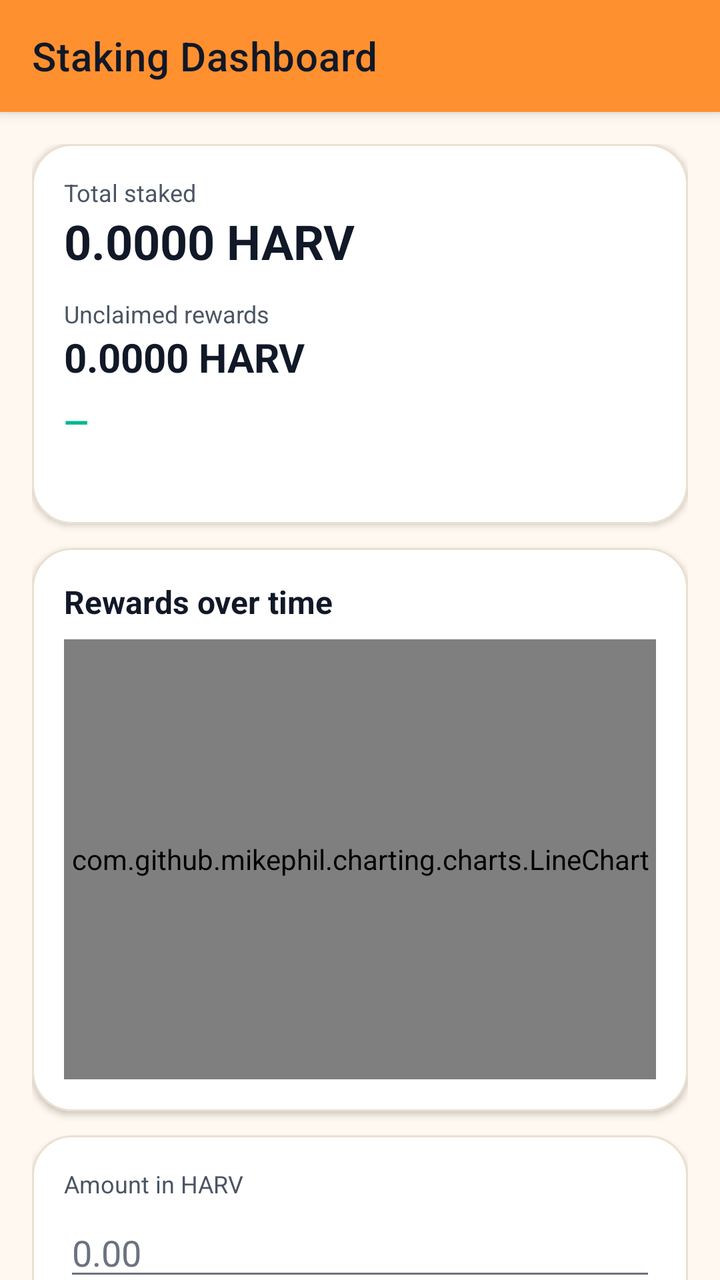
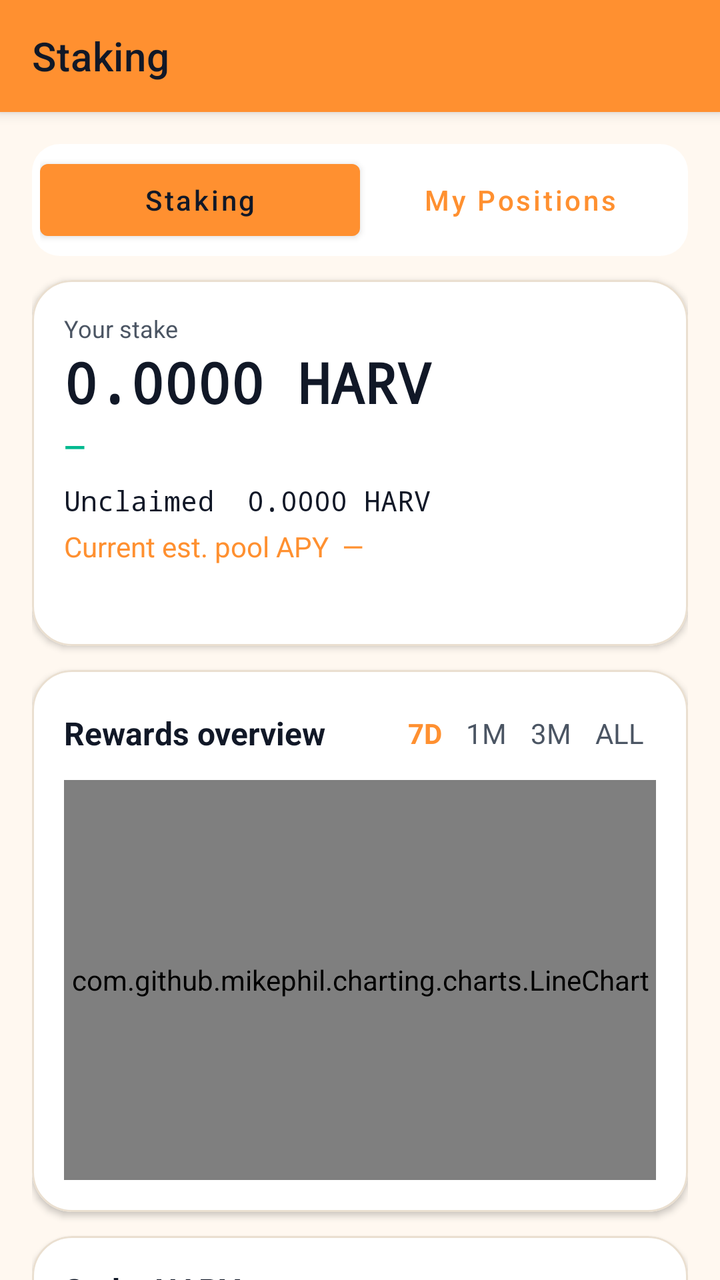

The first picture is an Android layout as it rendered before a commit; the second is the same layout after the commit. The layout source and the unified diff follow.
<!-- AndroidManifest.xml: application theme AppTheme -->
<!-- res/layout/activity_staking_dashboard.xml -->
<androidx.coordinatorlayout.widget.CoordinatorLayout
	xmlns:android="http://schemas.android.com/apk/res/android"
	xmlns:app="http://schemas.android.com/apk/res-auto"
	android:id="@+id/_coordinator"
	android:layout_width="match_parent"
	android:layout_height="match_parent"
	android:background="@color/colorBackground">
	<com.google.android.material.appbar.AppBarLayout
		android:id="@+id/_app_bar"
		android:layout_width="match_parent"
		android:layout_height="wrap_content"
		android:theme="@style/AppTheme.AppBarOverlay">
		<androidx.appcompat.widget.Toolbar
			android:id="@+id/_toolbar"
			android:layout_width="match_parent"
			android:layout_height="?attr/actionBarSize"
			android:background="?attr/appBarColor"
			app:title="Staking Dashboard"
			app:popupTheme="@style/AppTheme.PopupOverlay" />
	</com.google.android.material.appbar.AppBarLayout>
	<androidx.core.widget.NestedScrollView
		android:layout_width="match_parent"
		android:layout_height="match_parent"
		android:fillViewport="true"
		android:overScrollMode="never"
		app:layout_behavior="@string/appbar_scrolling_view_behavior">
		<LinearLayout
			android:layout_width="match_parent"
			android:layout_height="wrap_content"
			android:orientation="vertical"
			android:padding="16dp"
			android:paddingBottom="32dp">
			<com.google.android.material.card.MaterialCardView
				android:layout_width="match_parent"
				android:layout_height="wrap_content"
				app:cardBackgroundColor="@color/colorSurface"
				app:cardCornerRadius="20dp"
				app:cardElevation="2dp"
				app:strokeWidth="1dp"
				app:strokeColor="@color/colorCardStroke">
				<LinearLayout
					android:layout_width="match_parent"
					android:layout_height="wrap_content"
					android:orientation="vertical"
					android:padding="16dp">
					<TextView
						android:layout_width="match_parent"
						android:layout_height="wrap_content"
						android:text="Total staked"
						android:textSize="12sp"
						android:textColor="@color/colorTextSecondary" />
					<TextView
						android:id="@+id/tv_staked"
						android:layout_width="match_parent"
						android:layout_height="wrap_content"
						android:text="0.0000 HARV"
						android:textSize="24sp"
						android:textStyle="bold"
						android:textColor="@color/colorTextPrimary" />
					<TextView
						android:layout_width="match_parent"
						android:layout_height="wrap_content"
						android:layout_marginTop="12dp"
						android:text="Unclaimed rewards"
						android:textSize="12sp"
						android:textColor="@color/colorTextSecondary" />
					<TextView
						android:id="@+id/tv_unclaimed"
						android:layout_width="match_parent"
						android:layout_height="wrap_content"
						android:text="0.0000 HARV"
						android:textSize="20sp"
						android:textStyle="bold"
						android:textColor="@color/colorTextPrimary" />
					<TextView
						android:id="@+id/tv_daily_pct"
						android:layout_width="match_parent"
						android:layout_height="wrap_content"
						android:layout_marginTop="8dp"
						android:text="—"
						android:textSize="16sp"
						android:textStyle="bold"
						android:textColor="@color/colorSuccess" />
					<TextView
						android:id="@+id/tv_pool"
						android:layout_width="match_parent"
						android:layout_height="wrap_content"
						android:layout_marginTop="8dp"
						android:textSize="12sp"
						android:textColor="@color/colorTextSecondary" />
				</LinearLayout>
			</com.google.android.material.card.MaterialCardView>
			<com.google.android.material.card.MaterialCardView
				android:layout_width="match_parent"
				android:layout_height="wrap_content"
				android:layout_marginTop="12dp"
				app:cardBackgroundColor="@color/colorSurface"
				app:cardCornerRadius="20dp"
				app:cardElevation="2dp"
				app:strokeWidth="1dp"
				app:strokeColor="@color/colorCardStroke">
				<LinearLayout
					android:layout_width="match_parent"
					android:layout_height="wrap_content"
					android:orientation="vertical"
					android:padding="16dp">
					<TextView
						android:layout_width="match_parent"
						android:layout_height="wrap_content"
						android:text="Rewards over time"
						android:textSize="16sp"
						android:textStyle="bold"
						android:textColor="@color/colorTextPrimary" />
					<com.github.mikephil.charting.charts.LineChart
						android:id="@+id/reward_chart"
						android:layout_width="match_parent"
						android:layout_height="220dp"
						android:layout_marginTop="8dp" />
				</LinearLayout>
			</com.google.android.material.card.MaterialCardView>
			<com.google.android.material.card.MaterialCardView
				android:layout_width="match_parent"
				android:layout_height="wrap_content"
				android:layout_marginTop="12dp"
				app:cardBackgroundColor="@color/colorSurface"
				app:cardCornerRadius="20dp"
				app:cardElevation="2dp"
				app:strokeWidth="1dp"
				app:strokeColor="@color/colorCardStroke">
				<LinearLayout
					android:layout_width="match_parent"
					android:layout_height="wrap_content"
					android:orientation="vertical"
					android:padding="16dp">
					<TextView
						android:layout_width="match_parent"
						android:layout_height="wrap_content"
						android:text="Amount in HARV"
						android:textSize="12sp"
						android:textColor="@color/colorTextSecondary" />
					<EditText
						android:id="@+id/et_amount"
						android:layout_width="match_parent"
						android:layout_height="wrap_content"
						android:layout_marginTop="4dp"
						android:hint="0.00"
						android:inputType="numberDecimal"
						android:textColor="@color/colorTextPrimary"
						android:textColorHint="@color/colorTextTertiary" />
					<LinearLayout
						android:layout_width="match_parent"
						android:layout_height="wrap_content"
						android:layout_marginTop="8dp"
						android:orientation="horizontal">
						<com.google.android.material.button.MaterialButton
							android:id="@+id/btn_stake"
							android:layout_width="0dp"
							android:layout_height="wrap_content"
							android:layout_weight="1"
							android:layout_marginEnd="8dp"
							android:text="Stake"
							android:textAllCaps="false" />
						<com.google.android.material.button.MaterialButton
							android:id="@+id/btn_unstake"
							style="@style/Widget.MaterialComponents.Button.OutlinedButton"
							android:layout_width="0dp"
							android:layout_height="wrap_content"
							android:layout_weight="1"
							android:text="Unstake"
							android:textAllCaps="false" />
					</LinearLayout>
				</LinearLayout>
			</com.google.android.material.card.MaterialCardView>
			<com.google.android.material.button.MaterialButton
				android:id="@+id/btn_claim"
				android:layout_width="match_parent"
				android:layout_height="wrap_content"
				android:layout_marginTop="12dp"
				android:text="Claim rewards"
				android:textAllCaps="false" />
			<LinearLayout
				android:id="@+id/unbonding_list"
				android:layout_width="match_parent"
				android:layout_height="wrap_content"
				android:layout_marginTop="12dp"
				android:orientation="vertical" />
			<TextView
				android:id="@+id/tv_status"
				android:layout_width="match_parent"
				android:layout_height="wrap_content"
				android:layout_marginTop="8dp"
				android:textSize="12sp"
				android:textColor="@color/colorTextSecondary" />
			<TextView
				android:layout_width="match_parent"
				android:layout_height="wrap_content"
				android:layout_marginTop="8dp"
				android:text="Minimum first stake is 1 HARV. Unstaking returns after 7 days and stops earning immediately."
				android:textSize="12sp"
				android:textColor="@color/colorTextTertiary" />
		</LinearLayout>
	</androidx.core.widget.NestedScrollView>
</androidx.coordinatorlayout.widget.CoordinatorLayout>
<!-- resources referenced by this layout -->
<resources>
  <color name="colorBackground">#FFF8F0</color>
  <color name="colorCardStroke">#EADFD0</color>
  <color name="colorSuccess">#00B98F</color>
  <color name="colorSurface">#FFFFFF</color>
  <color name="colorTextPrimary">#111827</color>
  <color name="colorTextSecondary">#4B5563</color>
  <color name="colorTextTertiary">#6B7280</color>
  <style name="AppTheme.AppBarOverlay" parent="ThemeOverlay.MaterialComponents.Light">
          
          <item name="android:textColorPrimary">?attr/onAppBarColor</item>
          <item name="android:textColorSecondary">?attr/onAppBarColor</item>
          <item name="colorControlNormal">?attr/onAppBarColor</item>
          <item name="colorOnSurface">?attr/onAppBarColor</item>
      </style>
  <style name="AppTheme.PopupOverlay" parent="ThemeOverlay.MaterialComponents.Light" />
  <style name="HarvannaTextView" parent="android:Widget.TextView">
          <item name="android:textColor">@color/colorTextPrimary</item>
      </style>
  <color name="colorAccent">#FF9030</color>
  <color name="colorTextOnAccent">#111827</color>
  <color name="colorAccentDark">#E57A14</color>
  <color name="colorError">#EF4444</color>
  <color name="colorTextPrimaryWhite">#FFFFFF</color>
  <color name="colorControlNormal">#6B7280</color>
  <color name="colorAccentRipple">#1AFF9030</color>
  <color name="colorAccentStroke">#33FF9030</color>
  <color name="colorAccentStrong">#B85F0A</color>
  <style name="HarvannaAlertDialog" parent="ThemeOverlay.MaterialComponents.MaterialAlertDialog">
          <item name="colorPrimary">@color/colorAccent</item>
          <item name="colorAccent">@color/colorAccent</item>
          <item name="colorSurface">@color/colorSurface</item>
          <item name="colorOnPrimary">@color/colorTextOnAccent</item>
          <item name="colorOnSurface">@color/colorTextPrimary</item>
          <item name="android:textColorPrimary">@color/colorTextPrimary</item>
          <item name="android:textColor">@color/colorTextPrimary</item>
          <item name="android:windowBackground">@color/colorSurface</item>
          <item name="buttonBarPositiveButtonStyle">@style/HarvannaDialogButton</item>
          <item name="buttonBarNegativeButtonStyle">@style/HarvannaDialogButton</item>
          <item name="buttonBarNeutralButtonStyle">@style/HarvannaDialogButton</item>
      </style>
  <style name="HarvannaDialogButton" parent="Widget.MaterialComponents.Button.TextButton.Dialog">
          <item name="android:textColor">@color/colorAccent</item>
          <item name="android:minHeight">48dp</item>
      </style>
  <style name="HarvannaBottomSheetStyle" parent="Widget.MaterialComponents.BottomSheet.Modal">
          <item name="backgroundTint">?attr/colorSurface</item>
          <item name="shapeAppearanceOverlay">@style/HarvannaBottomSheetShape</item>
      </style>
  <style name="HarvannaBottomSheetShape" parent="">
          <item name="cornerFamily">rounded</item>
          <item name="cornerSizeTopLeft">20dp</item>
          <item name="cornerSizeTopRight">20dp</item>
          <item name="cornerSizeBottomLeft">0dp</item>
          <item name="cornerSizeBottomRight">0dp</item>
      </style>
  <!-- unchanged entries left out for length: 2 -->
</resources>

<!-- the commit's change to res/layout/activity_staking_dashboard.xml (unified diff, before → after) -->
@@ -1,3 +1,4 @@
+<?xml version="1.0" encoding="utf-8"?>
 <androidx.coordinatorlayout.widget.CoordinatorLayout
 	xmlns:android="http://schemas.android.com/apk/res/android"
 	xmlns:app="http://schemas.android.com/apk/res-auto"
@@ -15,175 +16,338 @@
 			android:layout_width="match_parent"
 			android:layout_height="?attr/actionBarSize"
 			android:background="?attr/appBarColor"
-			app:title="Staking Dashboard"
+			app:title="Staking"
 			app:popupTheme="@style/AppTheme.PopupOverlay" />
 	</com.google.android.material.appbar.AppBarLayout>
 	<androidx.core.widget.NestedScrollView
 		android:layout_width="match_parent"
 		android:layout_height="match_parent"
 		android:fillViewport="true"
-		android:overScrollMode="never"
 		app:layout_behavior="@string/appbar_scrolling_view_behavior">
 		<LinearLayout
 			android:layout_width="match_parent"
 			android:layout_height="wrap_content"
 			android:orientation="vertical"
-			android:padding="16dp"
-			android:paddingBottom="32dp">
-			<com.google.android.material.card.MaterialCardView
+			android:padding="16dp">
+			<LinearLayout
 				android:layout_width="match_parent"
 				android:layout_height="wrap_content"
-				app:cardBackgroundColor="@color/colorSurface"
-				app:cardCornerRadius="20dp"
-				app:cardElevation="2dp"
-				app:strokeWidth="1dp"
-				app:strokeColor="@color/colorCardStroke">
-				<LinearLayout
-					android:layout_width="match_parent"
-					android:layout_height="wrap_content"
-					android:orientation="vertical"
-					android:padding="16dp">
-					<TextView
-						android:layout_width="match_parent"
-						android:layout_height="wrap_content"
-						android:text="Total staked"
-						android:textSize="12sp"
-						android:textColor="@color/colorTextSecondary" />
-					<TextView
-						android:id="@+id/tv_staked"
-						android:layout_width="match_parent"
-						android:layout_height="wrap_content"
-						android:text="0.0000 HARV"
-						android:textSize="24sp"
-						android:textStyle="bold"
-						android:textColor="@color/colorTextPrimary" />
-					<TextView
-						android:layout_width="match_parent"
-						android:layout_height="wrap_content"
-						android:layout_marginTop="12dp"
-						android:text="Unclaimed rewards"
-						android:textSize="12sp"
-						android:textColor="@color/colorTextSecondary" />
-					<TextView
-						android:id="@+id/tv_unclaimed"
-						android:layout_width="match_parent"
-						android:layout_height="wrap_content"
-						android:text="0.0000 HARV"
-						android:textSize="20sp"
-						android:textStyle="bold"
-						android:textColor="@color/colorTextPrimary" />
-					<TextView
-						android:id="@+id/tv_daily_pct"
-						android:layout_width="match_parent"
-						android:layout_height="wrap_content"
-						android:layout_marginTop="8dp"
-						android:text="—"
-						android:textSize="16sp"
-						android:textStyle="bold"
-						android:textColor="@color/colorSuccess" />
-					<TextView
-						android:id="@+id/tv_pool"
-						android:layout_width="match_parent"
-						android:layout_height="wrap_content"
-						android:layout_marginTop="8dp"
-						android:textSize="12sp"
-						android:textColor="@color/colorTextSecondary" />
-				</LinearLayout>
-			</com.google.android.material.card.MaterialCardView>
-			<com.google.android.material.card.MaterialCardView
+				android:orientation="horizontal"
+				android:background="@drawable/bg_card_surface"
+				android:padding="4dp">
+				<com.google.android.material.button.MaterialButton
+					android:id="@+id/tab_stake"
+					android:layout_width="0dp"
+					android:layout_height="wrap_content"
+					android:layout_weight="1"
+					android:text="Staking"
+					android:textAllCaps="false" />
+				<com.google.android.material.button.MaterialButton
+					android:id="@+id/tab_positions"
+					style="@style/Widget.MaterialComponents.Button.TextButton"
+					android:layout_width="0dp"
+					android:layout_height="wrap_content"
+					android:layout_weight="1"
+					android:text="My Positions"
+					android:textAllCaps="false" />
+			</LinearLayout>
+
+			<LinearLayout
+				android:id="@+id/page_stake"
 				android:layout_width="match_parent"
 				android:layout_height="wrap_content"
-				android:layout_marginTop="12dp"
-				app:cardBackgroundColor="@color/colorSurface"
-				app:cardCornerRadius="20dp"
-				app:cardElevation="2dp"
-				app:strokeWidth="1dp"
-				app:strokeColor="@color/colorCardStroke">
-				<LinearLayout
-					android:layout_width="match_parent"
-					android:layout_height="wrap_content"
-					android:orientation="vertical"
-					android:padding="16dp">
-					<TextView
-						android:layout_width="match_parent"
-						android:layout_height="wrap_content"
-						android:text="Rewards over time"
-						android:textSize="16sp"
-						android:textStyle="bold"
-						android:textColor="@color/colorTextPrimary" />
-					<com.github.mikephil.charting.charts.LineChart
-						android:id="@+id/reward_chart"
-						android:layout_width="match_parent"
-						android:layout_height="220dp"
-						android:layout_marginTop="8dp" />
-				</LinearLayout>
-			</com.google.android.material.card.MaterialCardView>
-			<com.google.android.material.card.MaterialCardView
-				android:layout_width="match_parent"
-				android:layout_height="wrap_content"
-				android:layout_marginTop="12dp"
-				app:cardBackgroundColor="@color/colorSurface"
-				app:cardCornerRadius="20dp"
-				app:cardElevation="2dp"
-				app:strokeWidth="1dp"
-				app:strokeColor="@color/colorCardStroke">
-				<LinearLayout
-					android:layout_width="match_parent"
-					android:layout_height="wrap_content"
-					android:orientation="vertical"
-					android:padding="16dp">
-					<TextView
-						android:layout_width="match_parent"
-						android:layout_height="wrap_content"
-						android:text="Amount in HARV"
-						android:textSize="12sp"
-						android:textColor="@color/colorTextSecondary" />
-					<EditText
-						android:id="@+id/et_amount"
-						android:layout_width="match_parent"
-						android:layout_height="wrap_content"
-						android:layout_marginTop="4dp"
-						android:hint="0.00"
-						android:inputType="numberDecimal"
-						android:textColor="@color/colorTextPrimary"
-						android:textColorHint="@color/colorTextTertiary" />
-					<LinearLayout
-						android:layout_width="match_parent"
-						android:layout_height="wrap_content"
-						android:layout_marginTop="8dp"
-						android:orientation="horizontal">
+				android:orientation="vertical">
+				<com.google.android.material.card.MaterialCardView
+					android:layout_width="match_parent"
+					android:layout_height="wrap_content"
+					android:layout_marginTop="12dp"
+					app:cardBackgroundColor="@color/colorSurface"
+					app:cardCornerRadius="20dp"
+					app:cardElevation="2dp"
+					app:strokeWidth="1dp"
+					app:strokeColor="@color/colorCardStroke">
+					<LinearLayout
+						android:layout_width="match_parent"
+						android:layout_height="wrap_content"
+						android:orientation="vertical"
+						android:padding="16dp">
+						<TextView
+							android:layout_width="match_parent"
+							android:layout_height="wrap_content"
+							android:text="Your stake"
+							android:textSize="12sp"
+							android:textColor="@color/colorTextSecondary" />
+						<TextView
+							android:id="@+id/tv_staked"
+							android:layout_width="match_parent"
+							android:layout_height="wrap_content"
+							android:fontFamily="monospace"
+							android:text="0.0000 HARV"
+							android:textSize="28sp"
+							android:textStyle="bold"
+							android:textColor="@color/colorTextPrimary" />
+						<TextView
+							android:id="@+id/tv_daily_pct"
+							android:layout_width="match_parent"
+							android:layout_height="wrap_content"
+							android:layout_marginTop="4dp"
+							android:text="—"
+							android:textSize="14sp"
+							android:textStyle="bold"
+							android:textColor="@color/colorSuccess" />
+						<TextView
+							android:id="@+id/tv_unclaimed"
+							android:layout_width="match_parent"
+							android:layout_height="wrap_content"
+							android:layout_marginTop="8dp"
+							android:fontFamily="monospace"
+							android:text="Unclaimed  0.0000 HARV"
+							android:textSize="14sp"
+							android:textColor="@color/colorTextPrimary" />
+						<TextView
+							android:id="@+id/tv_apy"
+							android:layout_width="match_parent"
+							android:layout_height="wrap_content"
+							android:layout_marginTop="4dp"
+							android:text="Current est. pool APY  —"
+							android:textSize="14sp"
+							android:textColor="@color/colorAccent" />
+						<TextView
+							android:id="@+id/tv_pool"
+							android:layout_width="match_parent"
+							android:layout_height="wrap_content"
+							android:layout_marginTop="8dp"
+							android:textSize="12sp"
+							android:textColor="@color/colorTextSecondary" />
+					</LinearLayout>
+				</com.google.android.material.card.MaterialCardView>
+
+				<com.google.android.material.card.MaterialCardView
+					android:layout_width="match_parent"
+					android:layout_height="wrap_content"
+					android:layout_marginTop="12dp"
+					app:cardBackgroundColor="@color/colorSurface"
+					app:cardCornerRadius="20dp"
+					app:cardElevation="2dp"
+					app:strokeWidth="1dp"
+					app:strokeColor="@color/colorCardStroke">
+					<LinearLayout
+						android:layout_width="match_parent"
+						android:layout_height="wrap_content"
+						android:orientation="vertical"
+						android:padding="16dp">
+						<LinearLayout
+							android:layout_width="match_parent"
+							android:layout_height="wrap_content"
+							android:gravity="center_vertical"
+							android:orientation="horizontal">
+							<TextView
+								android:layout_width="0dp"
+								android:layout_height="wrap_content"
+								android:layout_weight="1"
+								android:text="Rewards overview"
+								android:textSize="16sp"
+								android:textStyle="bold"
+								android:textColor="@color/colorTextPrimary" />
+							<TextView android:id="@+id/chip_7d" android:layout_width="wrap_content" android:layout_height="wrap_content" android:padding="6dp" android:text="7D" android:textStyle="bold" android:textColor="@color/colorAccent" />
+							<TextView android:id="@+id/chip_1m" android:layout_width="wrap_content" android:layout_height="wrap_content" android:padding="6dp" android:text="1M" android:textColor="@color/colorTextSecondary" />
+							<TextView android:id="@+id/chip_3m" android:layout_width="wrap_content" android:layout_height="wrap_content" android:padding="6dp" android:text="3M" android:textColor="@color/colorTextSecondary" />
+							<TextView android:id="@+id/chip_all" android:layout_width="wrap_content" android:layout_height="wrap_content" android:padding="6dp" android:text="ALL" android:textColor="@color/colorTextSecondary" />
+						</LinearLayout>
+						<com.github.mikephil.charting.charts.LineChart
+							android:id="@+id/reward_chart"
+							android:layout_width="match_parent"
+							android:layout_height="200dp"
+							android:layout_marginTop="8dp" />
+					</LinearLayout>
+				</com.google.android.material.card.MaterialCardView>
+
+				<com.google.android.material.card.MaterialCardView
+					android:layout_width="match_parent"
+					android:layout_height="wrap_content"
+					android:layout_marginTop="12dp"
+					app:cardBackgroundColor="@color/colorSurface"
+					app:cardCornerRadius="20dp"
+					app:cardElevation="2dp"
+					app:strokeWidth="1dp"
+					app:strokeColor="@color/colorCardStroke">
+					<LinearLayout
+						android:layout_width="match_parent"
+						android:layout_height="wrap_content"
+						android:orientation="vertical"
+						android:padding="16dp">
+						<TextView
+							android:layout_width="match_parent"
+							android:layout_height="wrap_content"
+							android:text="Stake HARV"
+							android:textSize="16sp"
+							android:textStyle="bold"
+							android:textColor="@color/colorTextPrimary" />
+						<TextView
+							android:layout_width="match_parent"
+							android:layout_height="wrap_content"
+							android:text="One balance. It earns a share of 10% of every block."
+							android:textSize="13sp"
+							android:textColor="@color/colorTextSecondary" />
+						<LinearLayout
+							android:layout_width="match_parent"
+							android:layout_height="wrap_content"
+							android:layout_marginTop="12dp"
+							android:gravity="center_vertical"
+							android:orientation="horizontal">
+							<EditText
+								android:id="@+id/et_amount"
+								android:layout_width="0dp"
+								android:layout_height="wrap_content"
+								android:layout_weight="1"
+								android:fontFamily="monospace"
+								android:hint="Amount"
+								android:inputType="numberDecimal"
+								android:textColor="@color/colorTextPrimary"
+								android:textColorHint="@color/colorTextTertiary" />
+							<com.google.android.material.button.MaterialButton
+								android:id="@+id/btn_max"
+								style="@style/Widget.MaterialComponents.Button.TextButton"
+								android:layout_width="wrap_content"
+								android:layout_height="wrap_content"
+								android:text="MAX"
+								android:textAllCaps="true" />
+						</LinearLayout>
+						<TextView
+							android:id="@+id/tv_available"
+							android:layout_width="match_parent"
+							android:layout_height="wrap_content"
+							android:text="Available  —"
+							android:textSize="12sp"
+							android:textColor="@color/colorTextSecondary" />
+						<TextView
+							android:layout_width="match_parent"
+							android:layout_height="wrap_content"
+							android:layout_marginTop="12dp"
+							android:text="Primary stake type"
+							android:textSize="12sp"
+							android:textStyle="bold"
+							android:textColor="@color/colorTextSecondary" />
+						<TextView
+							android:layout_width="match_parent"
+							android:layout_height="wrap_content"
+							android:layout_marginTop="4dp"
+							android:padding="12dp"
+							android:background="@drawable/bg_p2p_input"
+							android:text="Liquid (7-day cooldown)\nStake weight: 1x"
+							android:textColor="@color/colorTextPrimary" />
+						<TextView
+							android:id="@+id/tv_monthly"
+							android:layout_width="match_parent"
+							android:layout_height="wrap_content"
+							android:layout_marginTop="12dp"
+							android:fontFamily="monospace"
+							android:text="~ 0 HARV monthly, at your current share"
+							android:textSize="13sp"
+							android:textColor="@color/colorTextPrimary" />
 						<com.google.android.material.button.MaterialButton
 							android:id="@+id/btn_stake"
-							android:layout_width="0dp"
-							android:layout_height="wrap_content"
-							android:layout_weight="1"
-							android:layout_marginEnd="8dp"
-							android:text="Stake"
+							android:layout_width="match_parent"
+							android:layout_height="wrap_content"
+							android:layout_marginTop="12dp"
+							android:text="Stake HARV"
 							android:textAllCaps="false" />
 						<com.google.android.material.button.MaterialButton
 							android:id="@+id/btn_unstake"
 							style="@style/Widget.MaterialComponents.Button.OutlinedButton"
-							android:layout_width="0dp"
-							android:layout_height="wrap_content"
-							android:layout_weight="1"
+							android:layout_width="match_parent"
+							android:layout_height="wrap_content"
+							android:layout_marginTop="8dp"
 							android:text="Unstake"
 							android:textAllCaps="false" />
-					</LinearLayout>
-				</LinearLayout>
-			</com.google.android.material.card.MaterialCardView>
-			<com.google.android.material.button.MaterialButton
-				android:id="@+id/btn_claim"
+						<TextView
+							android:layout_width="match_parent"
+							android:layout_height="wrap_content"
+							android:layout_marginTop="8dp"
+							android:gravity="center"
+							android:text="Unbonding process takes 7 days."
+							android:textSize="12sp"
+							android:textColor="@color/colorTextSecondary" />
+					</LinearLayout>
+				</com.google.android.material.card.MaterialCardView>
+			</LinearLayout>
+
+			<LinearLayout
+				android:id="@+id/page_positions"
 				android:layout_width="match_parent"
 				android:layout_height="wrap_content"
-				android:layout_marginTop="12dp"
-				android:text="Claim rewards"
-				android:textAllCaps="false" />
-			<LinearLayout
-				android:id="@+id/unbonding_list"
-				android:layout_width="match_parent"
-				android:layout_height="wrap_content"
-				android:layout_marginTop="12dp"
-				android:orientation="vertical" />
+				android:orientation="vertical"
+				android:visibility="gone">
+				<com.google.android.material.card.MaterialCardView
+					android:layout_width="match_parent"
+					android:layout_height="wrap_content"
+					android:layout_marginTop="12dp"
+					app:cardBackgroundColor="@color/colorSurface"
+					app:cardCornerRadius="20dp"
+					app:cardElevation="2dp"
+					app:strokeWidth="1dp"
+					app:strokeColor="@color/colorCardStroke">
+					<LinearLayout
+						android:layout_width="match_parent"
+						android:layout_height="wrap_content"
+						android:orientation="vertical"
+						android:padding="16dp">
+						<TextView android:layout_width="match_parent" android:layout_height="wrap_content" android:text="Total staked" android:textSize="12sp" android:textColor="@color/colorTextSecondary" />
+						<TextView android:id="@+id/pos_total" android:layout_width="match_parent" android:layout_height="wrap_content" android:fontFamily="monospace" android:text="0.0000 HARV" android:textSize="26sp" android:textStyle="bold" android:textColor="@color/colorTextPrimary" />
+						<TextView android:layout_width="match_parent" android:layout_height="wrap_content" android:layout_marginTop="8dp" android:text="Unclaimed rewards" android:textSize="12sp" android:textColor="@color/colorTextSecondary" />
+						<TextView android:id="@+id/pos_unclaimed" android:layout_width="match_parent" android:layout_height="wrap_content" android:fontFamily="monospace" android:text="0.0000 HARV" android:textSize="18sp" android:textStyle="bold" android:textColor="@color/colorTextPrimary" />
+						<com.google.android.material.button.MaterialButton
+							android:id="@+id/btn_claim"
+							android:layout_width="match_parent"
+							android:layout_height="wrap_content"
+							android:layout_marginTop="12dp"
+							android:text="Claim now"
+							android:textAllCaps="false" />
+					</LinearLayout>
+				</com.google.android.material.card.MaterialCardView>
+				<com.google.android.material.card.MaterialCardView
+					android:id="@+id/active_card"
+					android:layout_width="match_parent"
+					android:layout_height="wrap_content"
+					android:layout_marginTop="12dp"
+					app:cardBackgroundColor="@color/colorSurface"
+					app:cardCornerRadius="20dp"
+					app:cardElevation="2dp"
+					app:strokeWidth="1dp"
+					app:strokeColor="@color/colorSuccess">
+					<LinearLayout
+						android:layout_width="match_parent"
+						android:layout_height="wrap_content"
+						android:orientation="vertical"
+						android:padding="16dp">
+						<TextView android:layout_width="wrap_content" android:layout_height="wrap_content" android:text="Active (earning)" android:textStyle="bold" android:textColor="@color/colorSuccess" />
+						<TextView android:id="@+id/tv_active_amount" android:layout_width="match_parent" android:layout_height="wrap_content" android:layout_marginTop="8dp" android:fontFamily="monospace" android:text="0.0000 HARV" android:textSize="20sp" android:textStyle="bold" android:textColor="@color/colorTextPrimary" />
+						<TextView android:layout_width="match_parent" android:layout_height="wrap_content" android:layout_marginTop="4dp" android:text="Stake type: Liquid (1x weight)" android:textSize="13sp" android:textColor="@color/colorTextSecondary" />
+						<TextView android:id="@+id/tv_active_monthly" android:layout_width="match_parent" android:layout_height="wrap_content" android:layout_marginTop="4dp" android:fontFamily="monospace" android:textSize="13sp" android:textColor="@color/colorTextPrimary" />
+						<com.google.android.material.button.MaterialButton
+							android:id="@+id/btn_active_unstake"
+							style="@style/Widget.MaterialComponents.Button.OutlinedButton"
+							android:layout_width="match_parent"
+							android:layout_height="wrap_content"
+							android:layout_marginTop="12dp"
+							android:text="Unstake"
+							android:textAllCaps="false" />
+					</LinearLayout>
+				</com.google.android.material.card.MaterialCardView>
+				<TextView
+					android:layout_width="match_parent"
+					android:layout_height="wrap_content"
+					android:layout_marginTop="16dp"
+					android:text="Unbonding and withdrawals"
+					android:textSize="16sp"
+					android:textStyle="bold"
+					android:textColor="@color/colorTextPrimary" />
+				<LinearLayout
+					android:id="@+id/unbonding_list"
+					android:layout_width="match_parent"
+					android:layout_height="wrap_content"
+					android:orientation="vertical" />
+			</LinearLayout>
 			<TextView
 				android:id="@+id/tv_status"
 				android:layout_width="match_parent"
@@ -191,13 +355,6 @@
 				android:layout_marginTop="8dp"
 				android:textSize="12sp"
 				android:textColor="@color/colorTextSecondary" />
-			<TextView
-				android:layout_width="match_parent"
-				android:layout_height="wrap_content"
-				android:layout_marginTop="8dp"
-				android:text="Minimum first stake is 1 HARV. Unstaking returns after 7 days and stops earning immediately."
-				android:textSize="12sp"
-				android:textColor="@color/colorTextTertiary" />
 		</LinearLayout>
 	</androidx.core.widget.NestedScrollView>
 </androidx.coordinatorlayout.widget.CoordinatorLayout>
<!-- resource entries referenced after the edit -->
@@ -7,6 +7,20 @@
   <color name="colorTextPrimary">#111827</color>
   <color name="colorTextSecondary">#4B5563</color>
   <color name="colorTextTertiary">#6B7280</color>
+  <!-- drawable bg_card_surface (drawable) -->
+  <?xml version="1.0" encoding="utf-8"?>
+  <shape xmlns:android="http://schemas.android.com/apk/res/android" android:shape="rectangle">
+  	<solid android:color="@color/colorSurface" />
+  	<corners android:radius="14dp" />
+  	
+  </shape>
+  <!-- drawable bg_p2p_input (drawable) -->
+  <?xml version="1.0" encoding="utf-8"?>
+  <shape xmlns:android="http://schemas.android.com/apk/res/android">
+      <solid android:color="@color/colorP2pSurfaceAlt" />
+      <corners android:radius="12dp" />
+      <stroke android:width="1dp" android:color="@color/colorP2pBorder" />
+  </shape>
   <style name="AppTheme.AppBarOverlay" parent="ThemeOverlay.MaterialComponents.Light">
           
           <item name="android:textColorPrimary">?attr/onAppBarColor</item>
@@ -15,6 +29,8 @@
           <item name="colorOnSurface">?attr/onAppBarColor</item>
       </style>
   <style name="AppTheme.PopupOverlay" parent="ThemeOverlay.MaterialComponents.Light" />
+  <color name="colorP2pSurfaceAlt">#FFF3E6</color>
+  <color name="colorP2pBorder">#EADFD0</color>
   <style name="HarvannaTextView" parent="android:Widget.TextView">
           <item name="android:textColor">@color/colorTextPrimary</item>
       </style>
